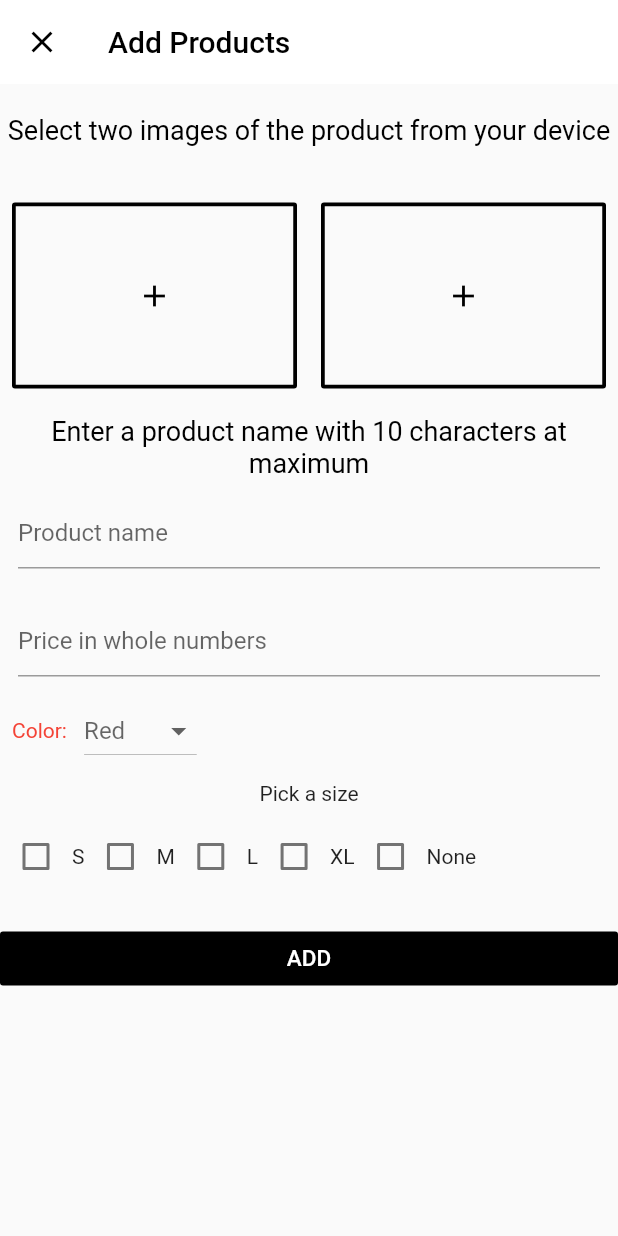
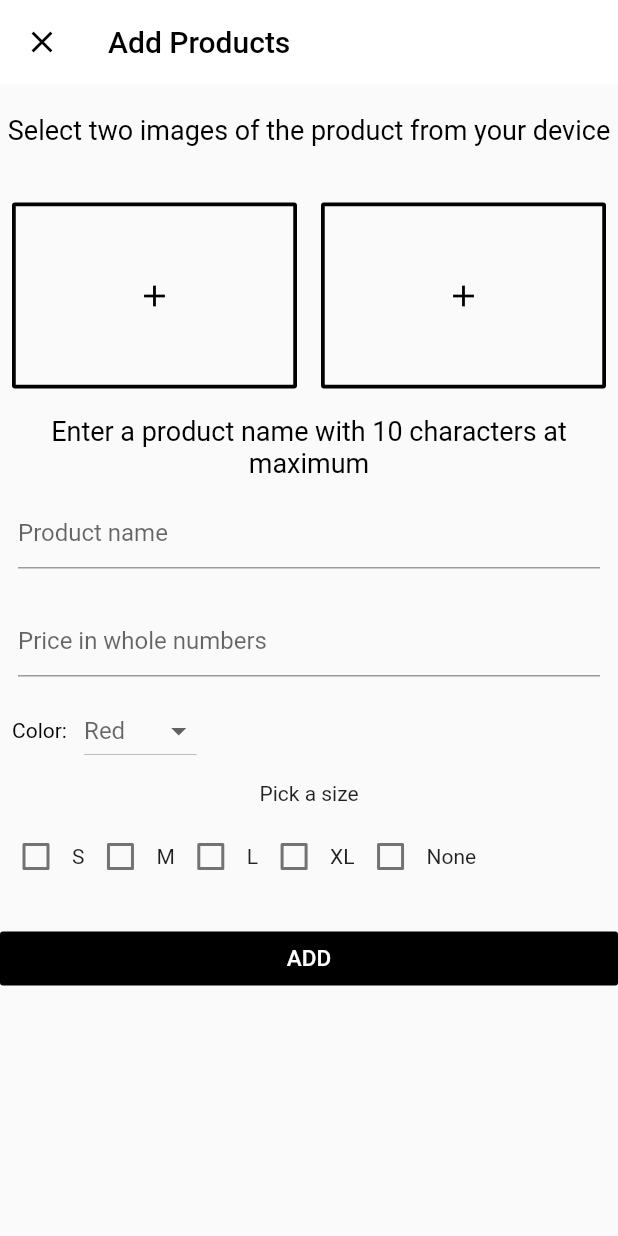
Before and after one commit to Ayobami-00/Flutter-Ecommerce-App-With-Bloc-Architecture, a Flutter app: the AddProduct screen opened directly, on a phone screen of 412 x 824 dp. Run offline on Flutter 3.47's test engine with Material 2 defaults, Android fonts, the phone set to English and light mode, and no system bars; our stand-ins replace cloud_firestore, firebase_auth, firebase_storage, fluttertoast, image_picker, rxdart; accounts and stored records are empty.

Commit message:
final commit

```diff
--- a/ecommerce_app/lib/ui/pages/add_product.dart
+++ b/ecommerce_app/lib/ui/pages/add_product.dart
@@ -19,12 +19,17 @@ class _AddProductState extends State<AddProduct> {
   TextEditingController quantityController = TextEditingController();
   TextEditingController priceController = TextEditingController();
   String _selectedColor = "Red";
-  Color white = Colors.white;
-  Color black = Colors.black;
-  Color grey = Colors.white;
-  Color red = Colors.red;
   String selectedSize;
-  List<String> _colourList = ["Red", "Green", "Blue", "Orange", "Purple","Yellow","Black","None"];
+  List<String> _colourList = [
+    "Red",
+    "Green",
+    "Blue",
+    "Orange",
+    "Purple",
+    "Yellow",
+    "Black",
+    "None"
+  ];
   File _image1;
   File _image2;
   bool isLoading = false;
@@ -42,10 +47,15 @@ class _AddProductState extends State<AddProduct> {
     return Scaffold(
       appBar: AppBar(
           elevation: 0.0,
-          backgroundColor: white,
-          leading: Icon(
+          backgroundColor: Colors.white,
+          leading: InkWell(
+            onTap: () {
+              Navigator.pop(context);
+            },
+            child: Icon(
               Icons.close,
-            color: black,
+              color: Colors.black,
+            ),
           ),
           title: Text("Add Products", style: TextStyle(color: Colors.black))),
       body: Form(
@@ -57,7 +67,7 @@ class _AddProductState extends State<AddProduct> {
                 Text(
                   "Select two images of the product from your device",
                   textAlign: TextAlign.center,
-                  style: TextStyle(color: black, fontSize: 18),
+                  style: TextStyle(color: Colors.black, fontSize: 18),
                 ),
 
                 SizedBox(height: 30.0),
@@ -68,7 +78,7 @@ class _AddProductState extends State<AddProduct> {
                       child: Padding(
                         padding: const EdgeInsets.all(8.0),
                         child: OutlineButton(
-                            borderSide: BorderSide(color: black, width: 2.5),
+                            borderSide: BorderSide(color: Colors.black, width: 2.5),
                             onPressed: () {
                               _selectedImage(
                                   ImagePicker.pickImage(
@@ -82,7 +92,7 @@ class _AddProductState extends State<AddProduct> {
                       child: Padding(
                         padding: const EdgeInsets.all(8.0),
                         child: OutlineButton(
-                            borderSide: BorderSide(color: black, width: 2.5),
+                            borderSide: BorderSide(color: Colors.black, width: 2.5),
                             onPressed: () {
                               _selectedImage(
                                   ImagePicker.pickImage(
@@ -100,16 +110,16 @@ class _AddProductState extends State<AddProduct> {
                 Text(
                   "Enter a product name with 10 characters at maximum",
                   textAlign: TextAlign.center,
-                  style: TextStyle(color: black, fontSize: 18),
+                  style: TextStyle(color: Colors.black, fontSize: 18),
                 ),
                 Padding(
                   padding: const EdgeInsets.all(12.0),
                   child: TextFormField(
                     controller: productNameController,
                     decoration: InputDecoration(
-                      focusColor: black,
-                      fillColor: black,
-                      hoverColor: black,
+                      focusColor: Colors.black,
+                      fillColor: Colors.black,
+                      hoverColor: Colors.black,
                       hintText: "Product name",
                     ),
                     validator: (value) {
@@ -121,8 +131,6 @@ class _AddProductState extends State<AddProduct> {
                     },
                   ),
                 ),
-
-
 
                 Padding(
                   padding: const EdgeInsets.all(12.0),
@@ -136,6 +144,11 @@ class _AddProductState extends State<AddProduct> {
                       if (value.isEmpty) {
                         return "You must enter a price";
                       }
+                      try {
+                        int.parse(value);
+                      } catch (e) {
+                        return "Please enter a valid price";
+                      }
                     },
                   ),
                 ),
@@ -145,7 +158,7 @@ class _AddProductState extends State<AddProduct> {
                   children: <Widget>[
                     Padding(
                       padding: const EdgeInsets.all(8.0),
-                      child: Text('Color: ', style: TextStyle(color: red)),
+                      child: Text('Color: ', style: TextStyle(color: Colors.black)),
                     ),
                     DropdownButton<String>(
                         items: _colourList
@@ -203,9 +216,9 @@ class _AddProductState extends State<AddProduct> {
                 SizedBox(height: 20.0),
 
                 FlatButton(
-                  color: black,
-                  textColor: white,
-                  child: Text('ADD',style: TextStyle(fontSize: 15.0)),
+                  color: Colors.black,
+                  textColor: Colors.white,
+                  child: Text('ADD', style: TextStyle(fontSize: 15.0)),
                   onPressed: () {
                     validateAndUpload();
                   },
@@ -216,11 +229,9 @@ class _AddProductState extends State<AddProduct> {
   }
 
   void changeSelectedSize(String size) {
-
     setState(() {
       selectedSize = size;
     });
-
   }
 
   void _selectedImage(Future<File> pickImage, int imageNumber) async {
@@ -239,7 +250,7 @@ class _AddProductState extends State<AddProduct> {
     if (_image1 == null) {
       return Padding(
         padding: const EdgeInsets.fromLTRB(14.0, 50.0, 14.0, 50.0),
-        child: Icon(Icons.add, color: black),
+        child: Icon(Icons.add, color: Colors.black),
       );
     } else {
       return Image.file(_image1, fit: BoxFit.fill, width: double.infinity);
@@ -250,7 +261,7 @@ class _AddProductState extends State<AddProduct> {
     if (_image2 == null) {
       return Padding(
         padding: const EdgeInsets.fromLTRB(14.0, 50.0, 14.0, 50.0),
-        child: Icon(Icons.add, color: black),
+        child: Icon(Icons.add, color: Colors.black),
       );
     } else {
       return Image.file(_image2, fit: BoxFit.fill, width: double.infinity);
@@ -278,16 +289,15 @@ class _AddProductState extends State<AddProduct> {
           StorageTaskSnapshot snapshot1 =
               await task1.onComplete.then((snapshot) => snapshot);
 
-
           task2.onComplete.then((snapshot2) async {
             imageUrl1 = await snapshot1.ref.getDownloadURL();
             imageUrl2 = await snapshot2.ref.getDownloadURL();
 
             Product product_details = Product(
-              name: productNameController.text ,
+              name: productNameController.text,
               price: int.parse(priceController.text),
               picture1: imageUrl1,
-              picture2 : imageUrl2,
+              picture2: imageUrl2,
               color: _selectedColor,
               size: selectedSize,
             );
--- a/ecommerce_app/lib/ui/pages/cart.dart
+++ b/ecommerce_app/lib/ui/pages/cart.dart
@@ -70,11 +70,6 @@ class _CartState extends State<Cart> {
     _uid = HomeBlocProvider.of(context).uid;
   }
 
-  // @override
-  // void dispose() {
-  //   _homeBloc.dispose();
-  //   super.dispose();
-  // }
 
   @override
   Widget build(BuildContext context) {
--- a/ecommerce_app/lib/ui/pages/products.dart
+++ b/ecommerce_app/lib/ui/pages/products.dart
@@ -24,12 +24,6 @@ class _ProductsState extends State<Products> {
     _homeBloc = HomeBlocProvider.of(context).homeBloc;
     _uid = HomeBlocProvider.of(context).uid;
   }
-
-  // @override
-  // void dispose() {
-  //   _homeBloc.dispose();
-  //   super.dispose();
-  // }
 
   List<Map<String, dynamic>> items = [
     {
--- a/ecommerce_app/pubspec.yaml
+++ b/ecommerce_app/pubspec.yaml
@@ -20,11 +20,11 @@ dependencies:
   flutter:
     sdk: flutter
 
-  cloud_firestore: ^0.13.5
+  cloud_firestore:
   rxdart: ^0.24.0
   uuid: ^2.0.4
-  firebase_auth: ^0.16.0
-  firebase_storage: ^3.1.5
+  firebase_auth:
+  firebase_storage:
   image_picker: ^0.6.5+3
   fluttertoast: ^4.0.1
 
```
Also changed, not shown: ecommerce_app/lib/blocs/login/login_bloc.dart (+19 -8 lines), ecommerce_app/lib/ui/pages/login.dart (+21 -22 lines), 7 other files. Lines whose indentation alone changed are shown as unchanged.
